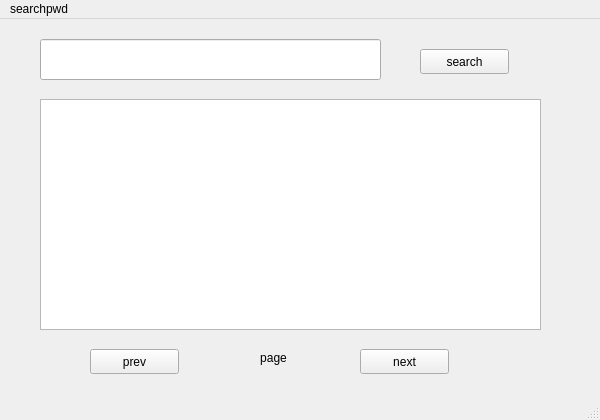
The window that searchpwd.ui (benbenohye/TPA) describes before a commit, drawn with Qt 5.
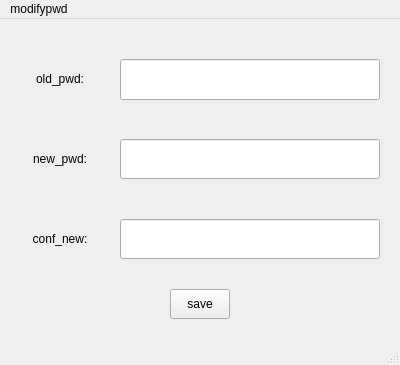
The same window after the commit. Icons and pictures are not drawn.

The edit to the form file:
```diff
--- a/searchpwd.ui
+++ b/searchpwd.ui
@@ -6,61 +6,82 @@
    <rect>
     <x>0</x>
     <y>0</y>
-    <width>600</width>
-    <height>420</height>
+    <width>400</width>
+    <height>365</height>
    </rect>
   </property>
   <property name="windowTitle">
    <string>MainWindow</string>
   </property>
   <widget class="QWidget" name="centralwidget">
-   <widget class="QTableView" name="pwdtableView">
+   <widget class="QPushButton" name="saveButton">
     <property name="geometry">
      <rect>
-      <x>40</x>
-      <y>80</y>
-      <width>501</width>
-      <height>231</height>
+      <x>170</x>
+      <y>270</y>
+      <width>60</width>
+      <height>30</height>
      </rect>
     </property>
+    <property name="styleSheet">
+     <string notr="true">border-image: url(:/new/prefix1/image/blue.png);</string>
+    </property>
+    <property name="text">
+     <string>save</string>
+    </property>
    </widget>
-   <widget class="QPushButton" name="prevButton">
+   <widget class="QLabel" name="oldpwdlabel">
     <property name="geometry">
      <rect>
-      <x>90</x>
-      <y>330</y>
-      <width>89</width>
-      <height>25</height>
+      <x>20</x>
+      <y>40</y>
+      <width>80</width>
+      <height>40</height>
      </rect>
     </property>
+    <property name="styleSheet">
+     <string notr="true">border-image: url(:/new/prefix1/image/blue.png);</string>
+    </property>
     <property name="text">
-     <string>prev</string>
+     <string>old_pwd:</string>
     </property>
+    <property name="alignment">
+     <set>Qt::AlignCenter</set>
+    </property>
    </widget>
-   <widget class="QPushButton" name="nextButton">
+   <widget class="QLabel" name="newpwdlabel">
     <property name="geometry">
      <rect>
-      <x>360</x>
-      <y>330</y>
-      <width>89</width>
-      <height>25</height>
+      <x>20</x>
+      <y>120</y>
+      <width>80</width>
+      <height>40</height>
      </rect>
     </property>
+    <property name="styleSheet">
+     <string notr="true">border-image: url(:/new/prefix1/image/green.png);</string>
+    </property>
     <property name="text">
-     <string>next</string>
+     <string>new_pwd:</string>
     </property>
+    <property name="alignment">
+     <set>Qt::AlignCenter</set>
+    </property>
    </widget>
    <widget class="QLabel" name="pageLabel">
     <property name="geometry">
      <rect>
-      <x>240</x>
-      <y>330</y>
-      <width>67</width>
-      <height>17</height>
+      <x>20</x>
+      <y>200</y>
+      <width>80</width>
+      <height>40</height>
      </rect>
     </property>
+    <property name="styleSheet">
+     <string notr="true">border-image: url(:/new/prefix1/image/green.png);</string>
+    </property>
     <property name="text">
-     <string>page</string>
+     <string>conf_new:</string>
     </property>
     <property name="alignment">
      <set>Qt::AlignCenter</set>
@@ -69,24 +90,34 @@
    <widget class="QLineEdit" name="searchcontentEdit">
     <property name="geometry">
      <rect>
-      <x>40</x>
-      <y>20</y>
-      <width>341</width>
+      <x>120</x>
+      <y>40</y>
+      <width>260</width>
       <height>41</height>
      </rect>
     </property>
    </widget>
-   <widget class="QPushButton" name="searchButton">
+   <widget class="QLineEdit" name="newpwdEdit">
     <property name="geometry">
      <rect>
-      <x>420</x>
-      <y>30</y>
-      <width>89</width>
-      <height>25</height>
+      <x>120</x>
+      <y>120</y>
+      <width>260</width>
+      <height>40</height>
+     </rect>
+    </property>
+   </widget>
+   <widget class="QLineEdit" name="confpwdEdit">
+    <property name="geometry">
+     <rect>
+      <x>120</x>
+      <y>200</y>
+      <width>260</width>
+      <height>40</height>
      </rect>
     </property>
     <property name="text">
-     <string>search</string>
+     <string/>
     </property>
    </widget>
   </widget>
@@ -95,13 +126,13 @@
     <rect>
      <x>0</x>
      <y>0</y>
-     <width>600</width>
+     <width>400</width>
      <height>28</height>
     </rect>
    </property>
    <widget class="QMenu" name="menusearchpwd">
     <property name="title">
-     <string>searchpwd</string>
+     <string>modifypwd</string>
     </property>
    </widget>
    <addaction name="menusearchpwd"/>
```
Left out of the diff: 4 changed lines with no effect on the pictures.
